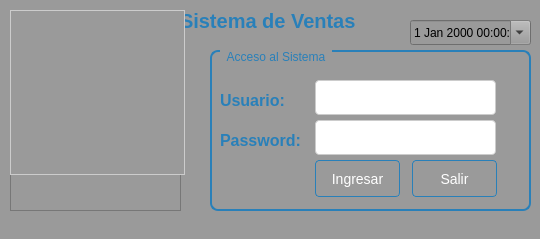
Old version of the form Sistema de ventas/ui/FrmLogin.ui in the repository CodeDrTech/DevelopPython.
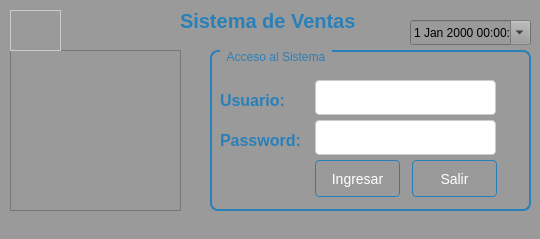
New version of the form.

Diff of the .ui file:
```diff
--- a/Sistema de ventas/ui/FrmLogin.ui
+++ b/Sistema de ventas/ui/FrmLogin.ui
@@ -400,8 +400,8 @@
      <rect>
       <x>10</x>
       <y>10</y>
-      <width>175</width>
-      <height>165</height>
+      <width>51</width>
+      <height>41</height>
      </rect>
     </property>
     <property name="styleSheet">
```
